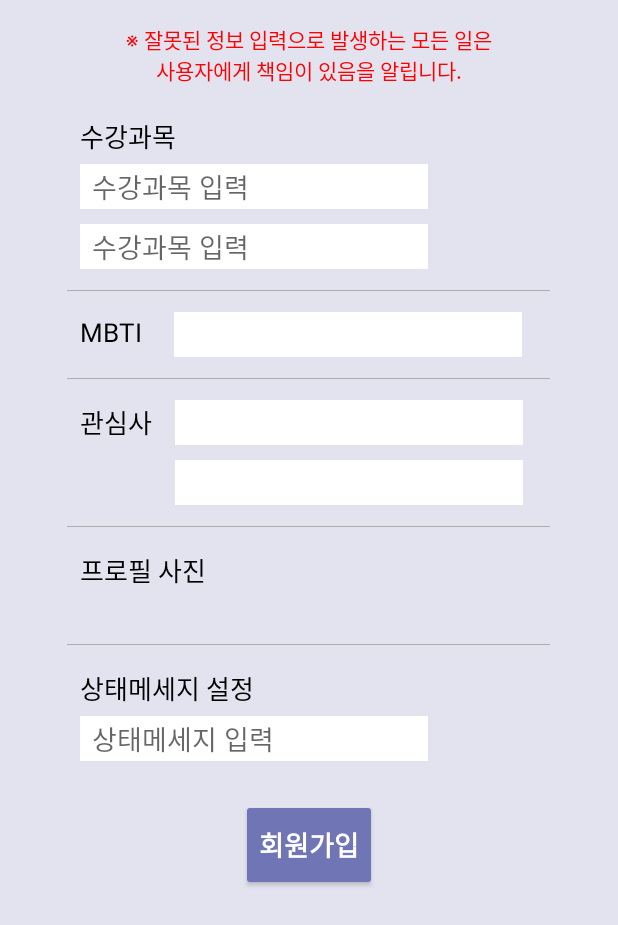
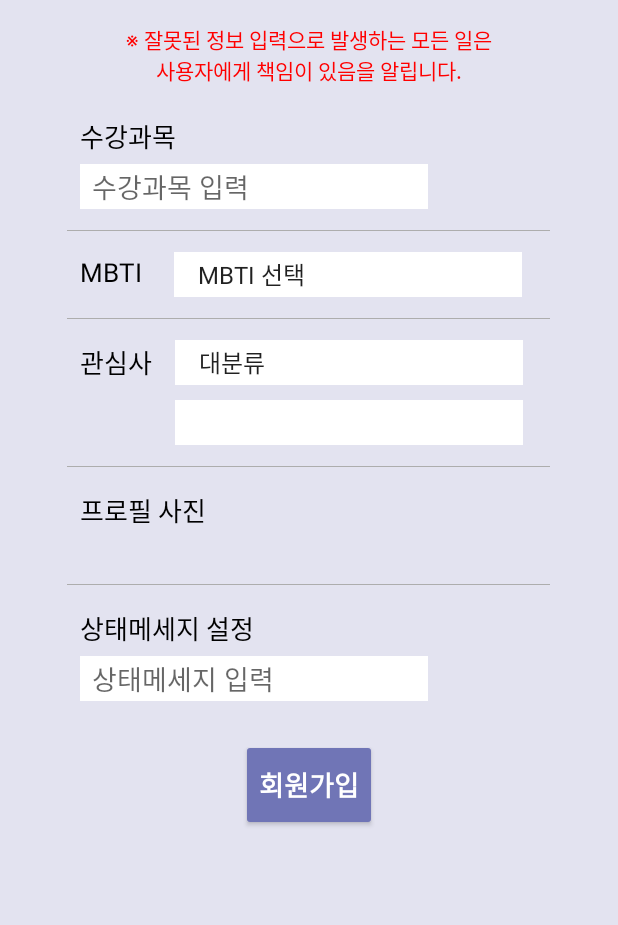
Before and after one commit to SujungMate/SujungMate-Android, an Android app: the SignUpActivity4 screen opened directly, with no data from a screen before it, on a phone screen of 412 x 824 dp. Shown: the top 925 px of the screen. Run offline under Robolectric (Android 15) with nearby library versions, the light colour scheme and no system bars; our stand-ins replace Firebase (no records; nobody signed in at launch, a user with empty details on screens opened directly).

Commit message:
작업 : signUp2~4 Distinction(특징 데이터) 저장 구현

```diff
--- a/app/src/main/java/com/example/sujungmate/LoginActivity.kt
+++ b/app/src/main/java/com/example/sujungmate/LoginActivity.kt
@@ -4,6 +4,7 @@ import android.content.Intent
 import androidx.appcompat.app.AppCompatActivity
 import android.os.Bundle
 import android.widget.Button
+import com.example.sujungmate.SignUpActivity2
 
 
 class LoginActivity : AppCompatActivity() {
--- a/app/src/main/java/com/example/sujungmate/SignUpActivity4.kt
+++ b/app/src/main/java/com/example/sujungmate/SignUpActivity4.kt
@@ -1,11 +1,99 @@
 package com.example.sujungmate
 
+import android.content.Context
+import android.content.Intent
 import androidx.appcompat.app.AppCompatActivity
 import android.os.Bundle
+import android.util.Log
+import android.view.View
+import android.view.inputmethod.InputMethodManager
+import android.widget.*
+import androidx.constraintlayout.widget.ConstraintLayout
+import com.example.sujungmate.LoginActivity
+import com.example.sujungmate.R
+import com.example.sujungmate.tables.Distinction
+import com.example.sujungmate.tables.SubDistinction
+import com.google.firebase.database.DatabaseReference
+import com.google.firebase.database.FirebaseDatabase
 
 class SignUpActivity4 : AppCompatActivity() {
     override fun onCreate(savedInstanceState: Bundle?) {
         super.onCreate(savedInstanceState)
         setContentView(R.layout.activity_sign_up4)
+
+        // 수강 과목 editText 입력 중 외부 터치 시 키보드 내리기
+        val outer_layout = findViewById<ConstraintLayout>(R.id.layout_signUp4)
+        outer_layout.setOnClickListener {
+            hideKeyboard()
+        }
+
+        // MBTI, 관심사에 대한 spinner 세팅
+        SpinnerSettings(findViewById(R.id.mbti_spinner_signup4), R.array.MBTI_type)
+        SpinnerSettings(findViewById(R.id.topinterest_spinner_signup4), R.array.large_category)
+
+        // 회원가입 버튼 클릭 시 특징 데이터 추가
+        findViewById<View>(R.id.signup_button_signup4).setOnClickListener {
+
+            // 1. 수강과목 (띄어쓰기 제거)
+            var LECTURE : String? = findViewById<EditText>(R.id.lecture1_spinner_signup4).text.toString().trim()
+
+            // 2.MBTI
+            var MBTI : String = findViewById<Spinner>(R.id.mbti_spinner_signup4).selectedItem.toString()
+
+            // 3. 관심사
+            var INTEREST : String? = findViewById<Spinner>(R.id.topinterest_spinner_signup4).selectedItem.toString()
+
+            // 이전 액티비티에서 학번, 닉네임, 주전공 가져오기
+            var subdistinction : SubDistinction? = intent.getParcelableExtra("sub_distinction")
+            var STUDENTID : Long? = subdistinction?.subStudentID
+            var NICKNAME : String? = subdistinction?.subNickname
+            var MAJOR : String? = subdistinction?.subMajor
+
+            Log.d("subdistinction : ", subdistinction.toString())
+
+            // firebase 데이터 저장
+            upload(LECTURE, MBTI, INTEREST.toString(), STUDENTID, NICKNAME.toString(), MAJOR.toString())
+
+            val intent = Intent(this, LoginActivity::class.java)
+            startActivity(intent)
+        }
+    }
+
+    fun upload(lecture : String?, mbti : String, interest : String, studentID : Long?, nickname : String, major : String) {
+        // Distinction(특징) 데이터 클래스 생성
+        var distinction: Distinction = Distinction()
+
+        distinction.studentID = studentID
+        distinction.nickname = nickname
+        distinction.major = major
+        distinction.lecture = lecture
+        distinction.interest = interest
+        distinction.mbti = mbti
+
+        // Firebase DB에 특징 저장 - !!! 추후 회원 내부로 경로 변경 필요 !!!
+        val database : FirebaseDatabase = FirebaseDatabase.getInstance()
+        val myRef : DatabaseReference = database.getReference("distinctions")
+        myRef.setValue(distinction)
+    }
+
+    //키보드 숨기기
+    fun hideKeyboard() {
+        val editText1 = findViewById<EditText>(R.id.lecture1_spinner_signup4)
+        val imm = getSystemService(Context.INPUT_METHOD_SERVICE) as InputMethodManager
+        imm.hideSoftInputFromWindow(editText1.windowToken, 0)
+    }
+
+    //스피너
+    private fun SpinnerSettings(spinner : Spinner, arrayId : Int) {
+        ArrayAdapter.createFromResource(
+            this,
+            arrayId,
+            android.R.layout.simple_spinner_item
+        ).also { adapter ->
+            // Specify the layout to use when the list of choices appears
+            adapter.setDropDownViewResource(android.R.layout.simple_spinner_dropdown_item)
+            // Apply the adapter to the spinner
+            spinner.adapter = adapter
+        }
     }
 }
--- a/app/src/main/res/layout/activity_sign_up4.xml
+++ b/app/src/main/res/layout/activity_sign_up4.xml
@@ -2,6 +2,7 @@
 <androidx.constraintlayout.widget.ConstraintLayout xmlns:android="http://schemas.android.com/apk/res/android"
     xmlns:app="http://schemas.android.com/apk/res-auto"
     xmlns:tools="http://schemas.android.com/tools"
+    android:id="@+id/layout_signUp4"
     android:layout_width="match_parent"
     android:layout_height="match_parent"
     android:background="#E3E3F0"
@@ -34,6 +35,7 @@
                 android:layout_width="match_parent"
                 android:layout_height="wrap_content"
                 android:orientation="vertical">
+
                 <TextView
                     android:layout_width="wrap_content"
                     android:layout_height="wrap_content"
@@ -48,9 +50,10 @@
                 <LinearLayout
                     android:layout_width="wrap_content"
                     android:layout_height="wrap_content"
-                    android:orientation="vertical"
                     android:layout_marginLeft="53dp"
-                    android:layout_marginTop="5dp">
+                    android:layout_marginTop="5dp"
+                    android:orientation="vertical">
+
                     <EditText
                         android:id="@+id/lecture1_spinner_signup4"
                         android:layout_width="232dp"
@@ -64,19 +67,6 @@
                         tools:layout_editor_absoluteX="54dp"
                         tools:layout_editor_absoluteY="113dp" />
 
-                        <EditText
-                            android:id="@+id/lecture2_spinner_signup4"
-                            android:layout_width="232dp"
-                            android:layout_height="30dp"
-                            android:layout_marginTop="10dp"
-                            android:background="#ffffff"
-                            android:hint="@string/prompt_lecture"
-                            android:inputType="text"
-                            android:paddingLeft="8dp"
-                            android:selectAllOnFocus="true"
-                            tools:ignore="TouchTargetSizeCheck"
-                            tools:layout_editor_absoluteX="54dp"
-                            tools:layout_editor_absoluteY="113dp" />
                 </LinearLayout>
             </LinearLayout>
 
@@ -106,12 +96,13 @@
                     android:id="@+id/mbti_spinner_signup4"
                     android:layout_width="232dp"
                     android:layout_height="30dp"
+                    android:layout_gravity="center"
                     android:layout_marginLeft="21dp"
-                    android:layout_gravity="center"
                     android:background="#ffffff"
+                    android:entries="@array/MBTI_type"
                     android:hint="@string/prompt_name"
+                    android:inputType="text"
                     android:paddingLeft="8dp"
-                    android:inputType="text"
                     android:selectAllOnFocus="true"
                     tools:ignore="SpeakableTextPresentCheck,TouchTargetSizeCheck"
                     tools:layout_editor_absoluteX="54dp"
@@ -142,19 +133,20 @@
                 <LinearLayout
                     android:layout_width="wrap_content"
                     android:layout_height="wrap_content"
-                    android:orientation="vertical"
+                    android:layout_gravity="center"
                     android:layout_marginLeft="15dp"
-                    android:layout_gravity="center">
+                    android:orientation="vertical">
 
                     <Spinner
                         android:id="@+id/topinterest_spinner_signup4"
                         android:layout_width="232dp"
                         android:layout_height="30dp"
                         android:background="#ffffff"
+                        android:entries="@array/large_category"
+                        android:paddingLeft="8dp"
                         tools:ignore="SpeakableTextPresentCheck,TouchTargetSizeCheck"
                         tools:layout_editor_absoluteX="54dp"
-                        tools:layout_editor_absoluteY="113dp"
-                        android:paddingLeft="8dp" />
+                        tools:layout_editor_absoluteY="113dp" />
 
                     <Spinner
                         android:id="@+id/underinterest_spinner_signup4"
@@ -201,6 +193,7 @@
                 android:layout_width="match_parent"
                 android:layout_height="wrap_content"
                 android:orientation="vertical">
+
                 <TextView
                     android:layout_width="wrap_content"
                     android:layout_height="wrap_content"
@@ -210,7 +203,7 @@
                     android:textColor="@color/black"
                     android:textSize="17dp"
                     tools:layout_editor_absoluteX="54dp"
-                        tools:layout_editor_absoluteY="82dp"/>
+                    tools:layout_editor_absoluteY="82dp" />
 
                 <EditText
                     android:id="@+id/statusmessage_edittext_signup4"
@@ -221,24 +214,25 @@
                     android:background="#ffffff"
                     android:hint="@string/prompt_message"
                     android:inputType="text"
+                    android:paddingLeft="8dp"
                     android:selectAllOnFocus="true"
                     tools:ignore="TouchTargetSizeCheck"
                     tools:layout_editor_absoluteX="54dp"
-                            tools:layout_editor_absoluteY="113dp"
-                            android:paddingLeft="8dp"/>
+                    tools:layout_editor_absoluteY="113dp" />
             </LinearLayout>
+
             <Button
                 android:id="@+id/signup_button_signup4"
                 android:layout_width="wrap_content"
                 android:layout_height="61sp"
+                android:layout_gravity="center_horizontal"
                 android:layout_marginTop="25dp"
                 android:layout_marginBottom="20dp"
-                android:layout_gravity="center_horizontal"
                 android:backgroundTint="#7075B6"
                 android:text="@string/action_sign_up"
                 android:textColor="@color/white"
                 android:textSize="18sp"
-                android:textStyle="bold"/>
+                android:textStyle="bold" />
         </LinearLayout>
     </ScrollView>
 
```
Also changed, not shown: app/src/main/java/com/example/sujungmate/SignUpActivity2.kt (+32 -0 lines), app/src/main/java/com/example/sujungmate/SignUpActivity3.kt (+57 -0 lines), app/src/main/java/com/example/sujungmate/tables/Distinction.kt (added, +9 -0 lines), app/src/main/java/com/example/sujungmate/tables/SubDistinction.kt (added, +11 -0 lines), app/src/main/res/layout/activity_sign_up2.xml (+4 -3 lines), app/src/main/res/layout/activity_sign_up3.xml (+9 -7 lines). Lines whose indentation alone changed are shown as unchanged.
